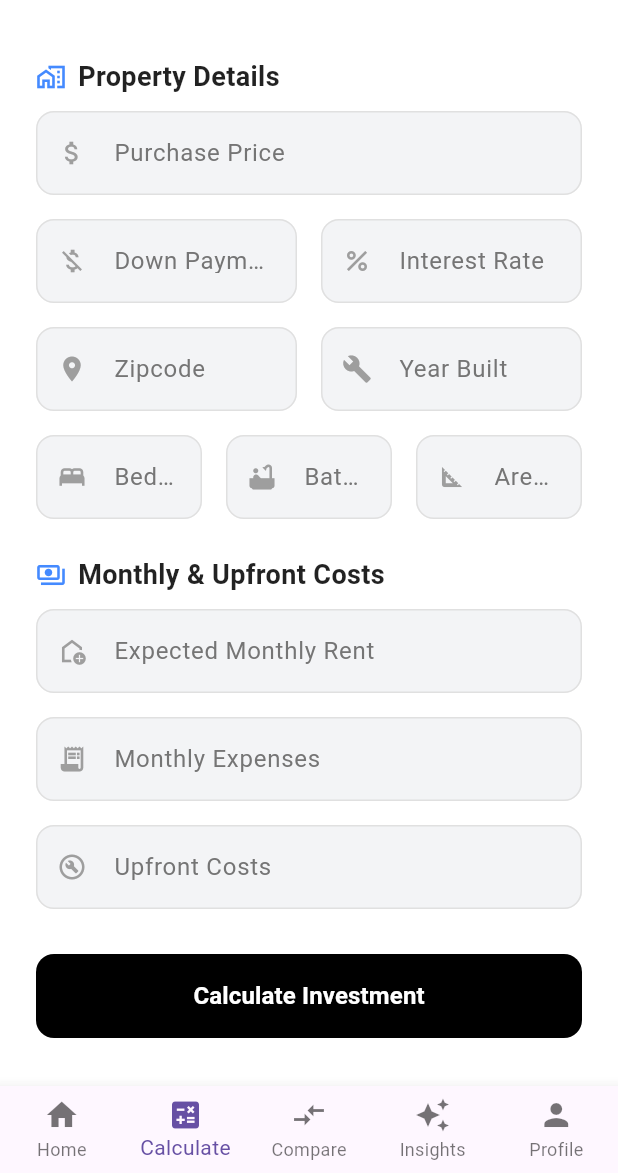
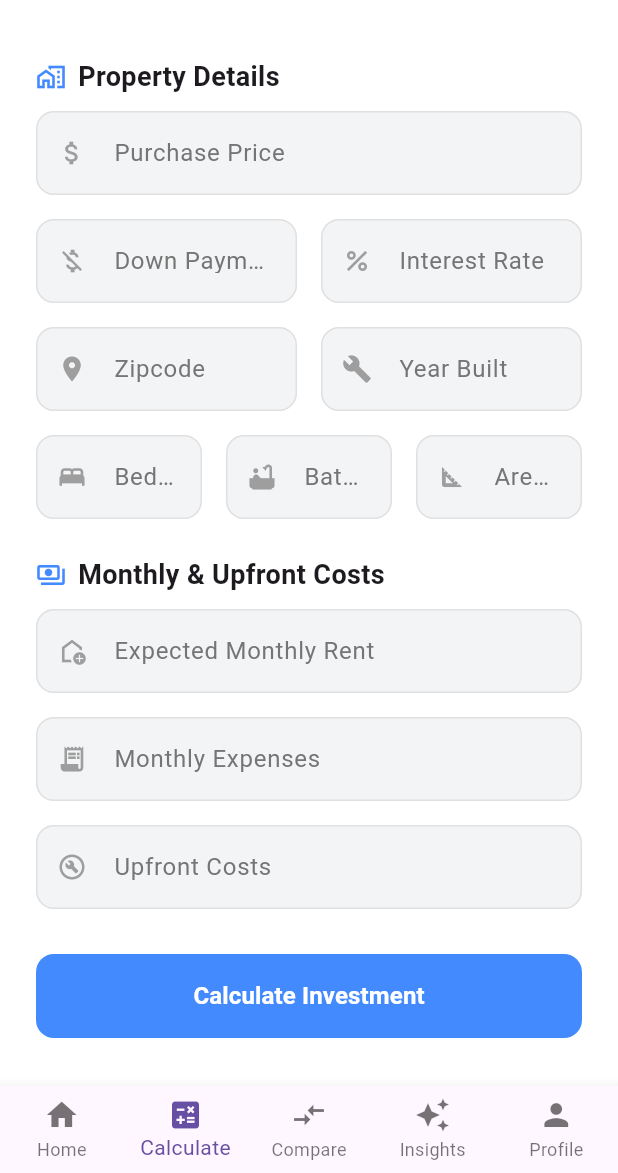
Before and after one commit to samarthnirula/propertyiq, a Flutter app: the screen it shows after launch, item 2 of the bottom bar chosen, on a phone screen of 412 x 824 dp, the part 63-1236 px from its top. Run offline on Flutter 3.47's test engine with Material 3 defaults, Android fonts, the phone set to English and light mode, and no system bars; network calls fail.

Commit message:
Refactor calculator page for theme support and clarity

```diff
--- a/frontend/lib/pages/calculator_page.dart
+++ b/frontend/lib/pages/calculator_page.dart
@@ -1,3 +1,4 @@
+// pages/calculator_page.dart
 import 'package:flutter/material.dart';
 import '../models/calc_models.dart';
 import '../services/api_service.dart';
@@ -12,7 +13,6 @@ class CalculatorPage extends StatefulWidget {
 }
 
 class _CalculatorPageState extends State<CalculatorPage> {
-  // --- STATE & CONTROLLERS ---
   final price = TextEditingController();
   final down = TextEditingController();
   final rate = TextEditingController();
@@ -29,18 +29,10 @@ class _CalculatorPageState extends State<CalculatorPage> {
   CalcResponse? result;
   bool loading = false;
 
-  // --- LOGIC FUNCTIONS ---
-
   String? _validateInputs() {
-    if (price.text.isEmpty ||
-        down.text.isEmpty ||
-        rate.text.isEmpty ||
-        rent.text.isEmpty ||
-        monthlyExpenses.text.isEmpty ||
-        oneTimeExpenses.text.isEmpty) {
+    if (price.text.isEmpty || down.text.isEmpty || rate.text.isEmpty || rent.text.isEmpty || monthlyExpenses.text.isEmpty || oneTimeExpenses.text.isEmpty) {
       return "Please fill in all fields.";
     }
-
     final p = double.tryParse(price.text);
     final d = double.tryParse(down.text);
     final r = double.tryParse(rate.text);
@@ -48,9 +40,7 @@ class _CalculatorPageState extends State<CalculatorPage> {
     final mExp = double.tryParse(monthlyExpenses.text);
     final oExp = double.tryParse(oneTimeExpenses.text);
 
-    if (p == null || d == null || r == null || ren == null || mExp == null || oExp == null) {
-      return "Please enter valid numbers only.";
-    }
+    if (p == null || d == null || r == null || ren == null || mExp == null || oExp == null) return "Please enter valid numbers only.";
     if (p <= 0) return "Price must be greater than 0.";
     if (d < 0 || r < 0 || ren < 0 || mExp < 0 || oExp < 0) return "Values cannot be negative.";
     if (d > p) return "Down payment cannot be greater than price.";
@@ -63,13 +53,7 @@ class _CalculatorPageState extends State<CalculatorPage> {
       setState(() => message = error);
       return;
     }
-
-    setState(() {
-      loading = true;
-      message = "Calculating...";
-      result = null;
-    });
-
+    setState(() { loading = true; message = "Calculating..."; result = null; });
     try {
       final req = CalcRequest(
         price: double.parse(price.text),
@@ -79,13 +63,8 @@ class _CalculatorPageState extends State<CalculatorPage> {
         monthlyExpenses: double.parse(monthlyExpenses.text),
         oneTimeExpenses: double.parse(oneTimeExpenses.text),
       );
-
       final res = await ApiService.calculate(req);
-
-      setState(() {
-        result = res;
-        message = "Calculated successfully.";
-      });
+      setState(() { result = res; message = "Calculated successfully."; });
     } catch (e) {
       setState(() => message = "Error: $e");
     } finally {
@@ -95,102 +74,78 @@ class _CalculatorPageState extends State<CalculatorPage> {
 
   void saveToCompare() {
     if (result == null) return;
-
     final label = "Property ${PropertyStore.saved.length + 1}";
     PropertyStore.saved.add(PropertyItem(label: label, calc: result!));
-
-    setState(() {
-      message = "Saved as $label. Check Compare tab.";
-    });
-
+    setState(() => message = "Saved as $label. Check Compare tab.");
     if (mounted) {
-      ScaffoldMessenger.of(context).showSnackBar(
-        SnackBar(
-          content: Text("Saved as $label"),
-          backgroundColor: Colors.black87,
-          behavior: SnackBarBehavior.floating,
-        ),
-      );
+      ScaffoldMessenger.of(context).showSnackBar(SnackBar(content: Text("Saved as $label")));
     }
   }
 
   void clearAll() {
-    price.clear();
-    down.clear();
-    rate.clear();
-    rent.clear();
-    monthlyExpenses.clear();
-    oneTimeExpenses.clear();
-
-    setState(() {
-      result = null;
-      message = "Enter details to analyze your investment";
-    });
+    price.clear(); down.clear(); rate.clear(); rent.clear(); monthlyExpenses.clear(); oneTimeExpenses.clear();
+    setState(() { result = null; message = "Enter details to analyze your investment"; });
   }
-
-  // --- UI BUILD METHOD ---
 
   @override
   Widget build(BuildContext context) {
+    final theme = Theme.of(context);
+
     return SingleChildScrollView(
       padding: const EdgeInsets.all(24),
       child: Column(
         crossAxisAlignment: CrossAxisAlignment.start,
         children: [
-          _buildSectionHeader("Property Details", Icons.home_work_outlined),
+          _buildSectionHeader("Property Details", Icons.home_work_outlined, theme),
           const SizedBox(height: 10),
           _buildFormContainer([
-            _styledField("Purchase Price", price, Icons.attach_money),
+            _styledField("Purchase Price", price, Icons.attach_money, theme),
             const SizedBox(height: 16),
             Row(
               children: [
-                Expanded(child: _styledField("Down Payment", down, Icons.money_off)),
+                Expanded(child: _styledField("Down Payment", down, Icons.money_off, theme)),
                 const SizedBox(width: 16),
-                Expanded(child: _styledField("Interest Rate", rate, Icons.percent)),
+                Expanded(child: _styledField("Interest Rate", rate, Icons.percent, theme)),
               ],
             ),
             const SizedBox(height: 16),
             Row(
               children: [
-                Expanded(child: _styledField("Zipcode", zipcode, Icons.location_on)),
+                Expanded(child: _styledField("Zipcode", zipcode, Icons.location_on, theme)),
                 const SizedBox(width: 16),
-                Expanded(child: _styledField("Year Built", year, Icons.build)),
+                Expanded(child: _styledField("Year Built", year, Icons.build, theme)),
               ],
             ),
             const SizedBox(height: 16),
             Row(
               children: [
-                Expanded(child: _styledField("Bedrooms", bedroom, Icons.bed)),
+                Expanded(child: _styledField("Bedrooms", bedroom, Icons.bed, theme)),
                 const SizedBox(width: 16),
-                Expanded(child: _styledField("Bathrooms", bathroom, Icons.bathtub)),
+                Expanded(child: _styledField("Bathrooms", bathroom, Icons.bathtub, theme)),
                 const SizedBox(width: 16),
-                Expanded(child: _styledField("Area (sq ft)", area, Icons.square_foot)),
+                Expanded(child: _styledField("Area (sq ft)", area, Icons.square_foot, theme)),
               ],
             ),
           ]),
 
           const SizedBox(height: 24),
-          // Reverted Icon: payments_outlined
-          _buildSectionHeader("Monthly & Upfront Costs", Icons.payments_outlined),
+          _buildSectionHeader("Monthly & Upfront Costs", Icons.payments_outlined, theme),
           const SizedBox(height: 10),
           _buildFormContainer([
-            // Reverted Icon: add_home_outlined
-            _styledField("Expected Monthly Rent", rent, Icons.add_home_outlined),
+            _styledField("Expected Monthly Rent", rent, Icons.add_home_outlined, theme),
             const SizedBox(height: 16),
-            _styledField("Monthly Expenses", monthlyExpenses, Icons.receipt_long),
+            _styledField("Monthly Expenses", monthlyExpenses, Icons.receipt_long, theme),
             const SizedBox(height: 16),
-            _styledField("Upfront Costs", oneTimeExpenses, Icons.build_circle_outlined),
+            _styledField("Upfront Costs", oneTimeExpenses, Icons.build_circle_outlined, theme),
           ]),
 
           const SizedBox(height: 30),
-
-          // Action Buttons
           SizedBox(
             width: double.infinity,
             height: 56,
             child: ElevatedButton(
               style: ElevatedButton.styleFrom(
-                backgroundColor: Colors.black,
+                backgroundColor: theme.primaryColor, // Dynamically matches theme
                 foregroundColor: Colors.white,
                 elevation: 0,
                 shape: RoundedRectangleBorder(borderRadius: BorderRadius.circular(12)),
@@ -206,7 +161,7 @@ class _CalculatorPageState extends State<CalculatorPage> {
           Center(
             child: TextButton(
               onPressed: loading ? null : clearAll,
-              child: Text("Clear All Fields", style: TextStyle(color: Colors.grey[600])),
+              child: const Text("Clear All Fields"),
             ),
           ),
 
@@ -214,52 +169,41 @@ class _CalculatorPageState extends State<CalculatorPage> {
           Center(
             child: Text(
               message,
-              style: TextStyle(
-                color: message.contains("Error") ? Colors.red : Colors.grey[500],
-                fontSize: 13,
-              ),
+              style: TextStyle(color: message.contains("Error") ? Colors.red : Colors.grey, fontSize: 13),
             ),
           ),
 
-          if (result != null) _buildResultDashboard(result!),
+          if (result != null) _buildResultDashboard(result!, theme),
           const SizedBox(height: 40),
         ],
       ),
     );
   }
 
-  // --- WIDGET HELPERS ---
-
-  Widget _buildSectionHeader(String title, IconData icon) {
+  Widget _buildSectionHeader(String title, IconData icon, ThemeData theme) {
     return Row(
       children: [
-        Icon(icon, size: 20, color: Colors.blueAccent), // Kept blue accent for icons
+        Icon(icon, size: 20, color: theme.primaryColor), // Dynamically matches theme
         const SizedBox(width: 8),
-        Text(
-          title,
-          style: const TextStyle(fontSize: 18, fontWeight: FontWeight.bold, color: Colors.black87)
-        ),
+        Text(title, style: const TextStyle(fontSize: 18, fontWeight: FontWeight.bold)),
       ],
     );
   }
 
-  Widget _buildFormContainer(List<Widget> children) {
-    return Column(children: children);
-  }
+  Widget _buildFormContainer(List<Widget> children) => Column(children: children);
 
-  Widget _styledField(String label, TextEditingController c, IconData icon) {
+  Widget _styledField(String label, TextEditingController c, IconData icon, ThemeData theme) {
     return TextField(
       controller: c,
       keyboardType: const TextInputType.numberWithOptions(decimal: true),
-      style: const TextStyle(color: Colors.black87, fontWeight: FontWeight.w500),
       decoration: InputDecoration(
         labelText: label,
-        prefixIcon: Icon(icon, size: 20, color: Colors.grey[500]),
+        prefixIcon: Icon(icon, size: 20, color: Colors.grey),
       ),
     );
   }
 
-  Widget _buildResultDashboard(CalcResponse res) {
+  Widget _buildResultDashboard(CalcResponse res, ThemeData theme) {
     final bool isPositive = res.cashFlow >= 0;
     final Color mainColor = isPositive ? const Color(0xFF10B981) : const Color(0xFFEF4444);
 
@@ -269,30 +213,18 @@ class _CalculatorPageState extends State<CalculatorPage> {
         Container(
           padding: const EdgeInsets.all(24),
           decoration: BoxDecoration(
-            color: Colors.white,
+            color: theme.cardTheme.color, // Dynamically matches theme
             borderRadius: BorderRadius.circular(20),
-            boxShadow: [
-              BoxShadow(
-                color: Colors.black.withOpacity(0.05),
-                blurRadius: 20,
-                offset: const Offset(0, 10),
-              )
-            ],
-            border: Border.all(color: Colors.grey.shade200),
+            border: Border.all(color: theme.dividerColor.withOpacity(0.1)),
           ),
           child: Column(
             children: [
-              Text("Estimated Cash Flow", style: TextStyle(color: Colors.grey[500], fontSize: 14)),
+              const Text("Estimated Cash Flow", style: TextStyle(color: Colors.grey, fontSize: 14)),
               const SizedBox(height: 8),
-              Text(
-                "\$${res.cashFlow.toStringAsFixed(2)}",
-                style: TextStyle(fontSize: 40, fontWeight: FontWeight.w800, color: mainColor),
-              ),
+              Text("\$${res.cashFlow.toStringAsFixed(2)}", style: TextStyle(fontSize: 40, fontWeight: FontWeight.w800, color: mainColor)),
               const SizedBox(height: 24),
-
-              Divider(color: Colors.grey.shade100),
+              const Divider(),
               const SizedBox(height: 16),
-
               GridView.count(
                 shrinkWrap: true,
                 physics: const NeverScrollableScrollPhysics(),
@@ -301,13 +233,12 @@ class _CalculatorPageState extends State<CalculatorPage> {
                 mainAxisSpacing: 12,
                 crossAxisSpacing: 12,
                 children: [
-                  _summaryItem("ROI", "${res.roi.toStringAsFixed(2)}%", Colors.blueAccent),
-                  _summaryItem("Cap Rate", "${res.capRate.toStringAsFixed(2)}%", Colors.purpleAccent),
-                  _summaryItem("Mortgage", "\$${res.mortgagePayment.toStringAsFixed(0)}", Colors.orangeAccent),
-                  _summaryItem("Breakeven", res.breakevenYears == null ? "N/A" : "${res.breakevenYears!.toStringAsFixed(1)} yrs", Colors.teal),
+                  _summaryItem("ROI", "${res.roi.toStringAsFixed(2)}%", theme.primaryColor, theme),
+                  _summaryItem("Cap Rate", "${res.capRate.toStringAsFixed(2)}%", Colors.purpleAccent, theme),
+                  _summaryItem("Mortgage", "\$${res.mortgagePayment.toStringAsFixed(0)}", Colors.orangeAccent, theme),
+                  _summaryItem("Breakeven", res.breakevenYears == null ? "N/A" : "${res.breakevenYears!.toStringAsFixed(1)} yrs", Colors.teal, theme),
                 ],
               ),
-
               const SizedBox(height: 24),
               SizedBox(
                 width: double.infinity,
@@ -316,8 +247,8 @@ class _CalculatorPageState extends State<CalculatorPage> {
                   icon: const Icon(Icons.bookmark_border),
                   label: const Text("Save to Compare"),
                   style: OutlinedButton.styleFrom(
-                    foregroundColor: Colors.black87,
-                    side: BorderSide(color: Colors.grey.shade300),
+                    foregroundColor: theme.primaryColor,
+                    side: BorderSide(color: theme.primaryColor),
                     shape: RoundedRectangleBorder(borderRadius: BorderRadius.circular(12)),
                   ),
                   onPressed: saveToCompare,
@@ -330,13 +261,14 @@ class _CalculatorPageState extends State<CalculatorPage> {
     );
   }
 
-  Widget _summaryItem(String label, String value, Color accent) {
+  Widget _summaryItem(String label, String value, Color accent, ThemeData theme) {
+    final isDark = theme.brightness == Brightness.dark;
     return Container(
       padding: const EdgeInsets.symmetric(horizontal: 12),
       decoration: BoxDecoration(
-        color: const Color(0xFFF9FAFB),
+        color: isDark ? Colors.black12 : const Color(0xFFF9FAFB), // Dynamically matches theme
         borderRadius: BorderRadius.circular(12),
-        border: Border.all(color: Colors.grey.shade200),
+        border: Border.all(color: theme.dividerColor.withOpacity(0.1)),
       ),
       child: Column(
         mainAxisAlignment: MainAxisAlignment.center,
@@ -346,11 +278,11 @@ class _CalculatorPageState extends State<CalculatorPage> {
             children: [
               CircleAvatar(backgroundColor: accent.withOpacity(0.2), radius: 4),
               const SizedBox(width: 6),
-              Text(label, style: TextStyle(color: Colors.grey[600], fontSize: 12)),
+              Text(label, style: const TextStyle(color: Colors.grey, fontSize: 12)),
             ],
           ),
           const SizedBox(height: 4),
-          Text(value, style: const TextStyle(fontSize: 16, fontWeight: FontWeight.bold, color: Colors.black87)),
+          Text(value, style: const TextStyle(fontSize: 16, fontWeight: FontWeight.bold)),
         ],
       ),
     );
```
